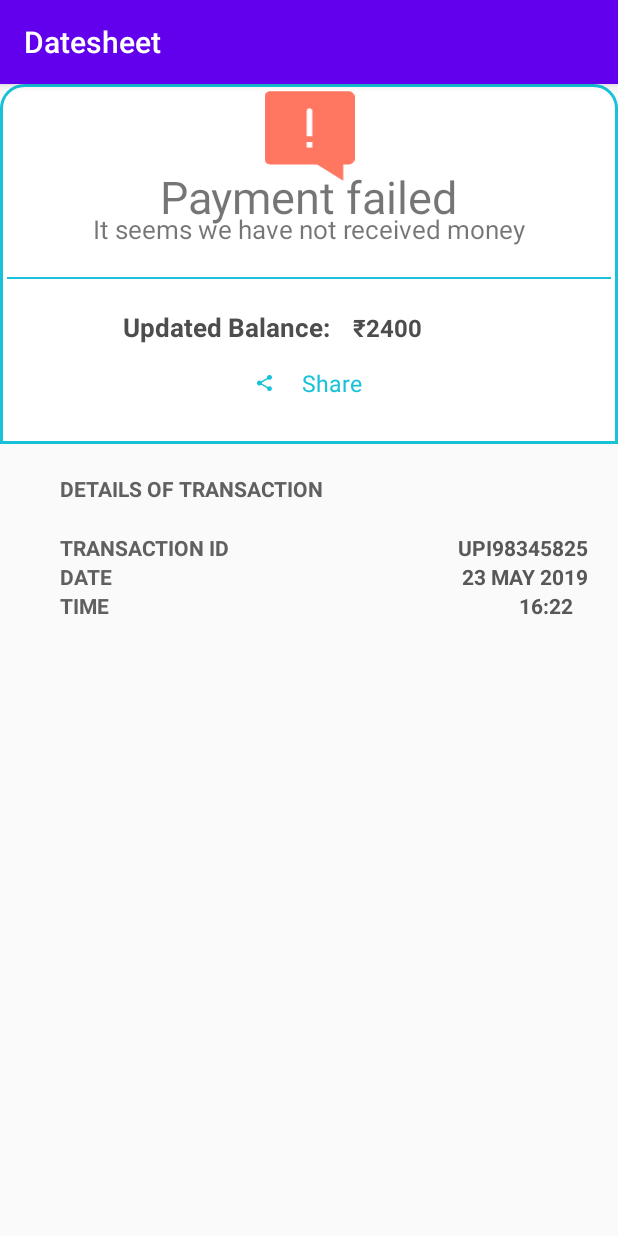
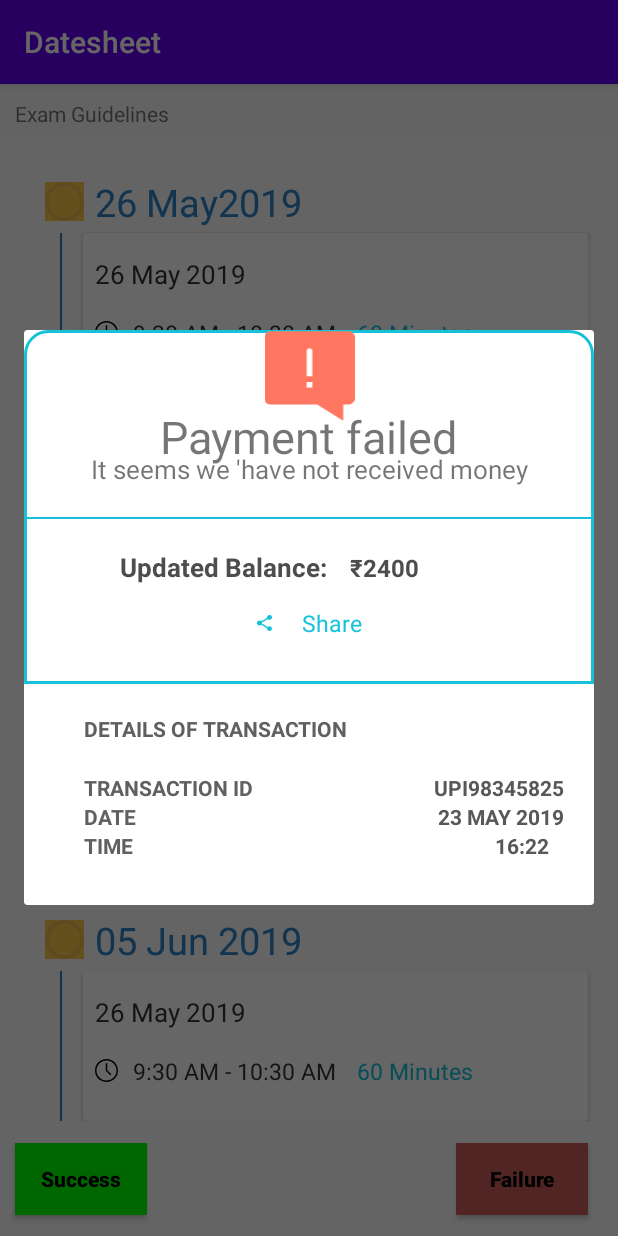
Before and after one commit to Dharmendra444-buit/DateSheet, an Android app: the screen it shows after launch (SuccessActivity before the commit, MainActivity after it), after a tap on "Failure", on a phone screen of 412 x 824 dp. Run offline under Robolectric (Android 15) with nearby library versions, the phone set to English and light mode, and no system bars.

Commit message:
add dialog

```diff
--- /dev/null
+++ b/app/src/main/java/com/example/datesheet/Dialog.kt
@@ -0,0 +1,61 @@
+package com.example.datesheet
+
+import android.annotation.SuppressLint
+import android.app.Dialog
+import android.os.Bundle
+import android.view.LayoutInflater
+import android.view.View
+import android.view.ViewGroup
+import androidx.fragment.app.DialogFragment
+import kotlinx.android.synthetic.main.activity_success.view.*
+import kotlinx.android.synthetic.main.fragmet_success.*
+
+class Dialog:DialogFragment()
+{
+    private var mBool: Boolean? = false
+
+    companion object {
+        fun newInstance(bundle: Bundle): com.example.datesheet.Dialog {
+            val dialog = Dialog()
+            dialog.arguments = bundle
+            return dialog
+        }
+    }
+
+    override fun onCreateDialog(savedInstanceState: Bundle?): Dialog {
+        val  dialog = context?.let { Dialog(it) }
+       // dialog?.window?.setBackgroundDrawableResource(android.R.color.transparent)
+        return dialog!!
+
+
+    }
+
+
+    override fun onCreateView(
+        inflater: LayoutInflater,
+        container: ViewGroup?,
+        savedInstanceState: Bundle?
+    ): View? {
+        val view = layoutInflater.inflate(R.layout.activity_success,container,false)
+        arguments?.getBoolean("type")?.let { setData(view,it) }
+        return view
+    }
+
+
+    @SuppressLint("ResourceType")
+    private fun setData(view: View, bool:Boolean) {
+        if(bool==false){
+
+           // img_success?.setImageResource(R.drawable.ic_report)
+            view.rootView.img_success.setImageResource(R.drawable.ic_report)
+            view.rootView.tv_rupee_symbol?.visibility=View.GONE
+            view.rootView.tv_rupee?.text=("Payment failed")
+            view.rootView.tv_name?.text=("It seems we \'have not received money")
+            view.rootView.tv_update_amount?.text=("2400")
+
+
+
+        }
+    }
+
+}
--- a/app/src/main/java/com/example/datesheet/MainActivity.kt
+++ b/app/src/main/java/com/example/datesheet/MainActivity.kt
@@ -1,5 +1,6 @@
 package com.example.datesheet
 
+import android.app.Activity
 import android.content.Intent
 import androidx.appcompat.app.AppCompatActivity
 import android.os.Bundle
@@ -11,10 +12,12 @@ import kotlinx.android.synthetic.main.activity_main.*
 class MainActivity : AppCompatActivity() {
     var btn:Boolean =true
   //  val fragclass=SuccessFragment
+     // lateinit var dialog: Activity
 
     override fun onCreate(savedInstanceState: Bundle?) {
         super.onCreate(savedInstanceState)
         setContentView(R.layout.activity_main)
+        openDialog(isSuccessClicked = true)
         val arrayList=ArrayList<Model>()
 
         arrayList.add(Model(R.drawable.ic_circle,"Maths","26 May2019",R.drawable.ic_clock,"9:30 AM - 10:30 AM","60 Minutes"))
@@ -26,15 +29,17 @@ class MainActivity : AppCompatActivity() {
         arrayList.add(Model(R.drawable.ic_circle,"Maths","26 May2019",R.drawable.ic_clock,"9:30 AM - 10:30 AM","60 Minutes"))
 
 
-     // val myAdapter=MyAdapter(this,arrayList)
-    //  val myAdapter=MyAdapter(arrayList,this)
-    // //recyclerview123?.adapter=myAdapter
         val myAdapter=MyAdapter(arrayList,this)
         recyclerview123?.adapter=myAdapter
 
 
+       // openDialog(isSuccessClicked = true)
+        btn_sucess.setOnClickListener {
 
-        btn_sucess.setOnClickListener {
+
+            // bellow code for custom dialog means Dialog class
+            Dialog.newInstance(bundleOf("type" to true)).show(supportFragmentManager,"TAG")
+
 
             // comment code is not use in project it is used for fragment
            /* val fr=SuccessFragment.newInstance(bundleOf("isSuccess" to true))
@@ -43,12 +48,18 @@ class MainActivity : AppCompatActivity() {
            transaction.addToBackStack(null)
             transaction.commit() */
 
+            // bellow line code is for activity
+          /*
             val intent=Intent(this,SuccessActivity::class.java)
             intent.putExtra("isSuccess",true)
-            startActivity(intent)
+            startActivity(intent)  */
         }
 
         btn_failure.setOnClickListener {
+
+            // bellow code for custom dialog class
+           // openDialog(isSuccessClicked = false)
+            Dialog.newInstance(bundleOf("type" to false )).show(supportFragmentManager,"TAG")
 
             // comment code is not use in project it is used for fragment SuccessFragment.xml and SuccessFragment.kt also not used
 
@@ -59,9 +70,17 @@ class MainActivity : AppCompatActivity() {
             transaction.commit() */
 
 
-            val intent=Intent(this,SuccessActivity::class.java)
+          /*  val intent=Intent(this,SuccessActivity::class.java)
             intent.putExtra("isSuccess",false)
-            startActivity(intent)
+            startActivity(intent)  */
         }
     }
+
+
+    public fun openDialog(isSuccessClicked:Boolean){
+        var exampleDialog=Dialog()
+        exampleDialog.show(supportFragmentManager,"example dialog")
+
+    }
+
 }
--- a/app/src/main/res/drawable/shape.xml
+++ b/app/src/main/res/drawable/shape.xml
@@ -12,9 +12,9 @@
     </stroke>
 
     <padding
-        android:left="5dp"
-        android:top="5dp"
-        android:right="5dp"
+        android:left="1dp"
+        android:top="1dp"
+        android:right="1dp"
           >
     </padding>
 
--- a/app/src/main/res/values/strings.xml
+++ b/app/src/main/res/values/strings.xml
@@ -18,7 +18,7 @@
     <string name="_2600">2600</string>
     <string name="u20b9">₹</string>
     <string name="updated_balance">Updated Balance:</string>
-    <string name="aman_rai_s_n_wallet_credited_successfully">Aman Rai\'s \n wallet Credited Successfully</string>
+    <string name="aman_rai_s_n_wallet_credited_successfully">Aman Rai\'s n wallet Credited Successfully</string>
     <string name="_2500">2500</string>
 
     <string name="time">TIME</string>
```
